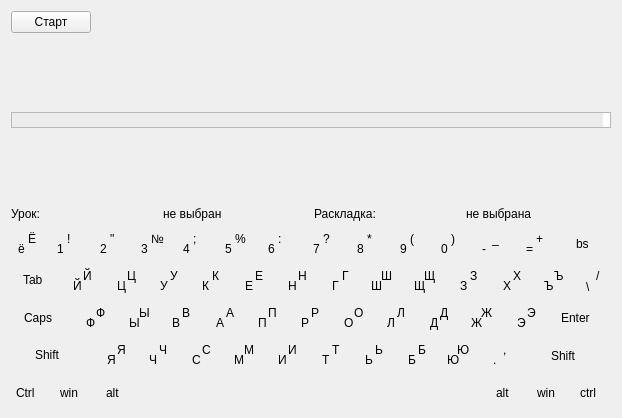
Above: src/stamina.ui from zeal18/qstamina before the change. Below: the same form after it.
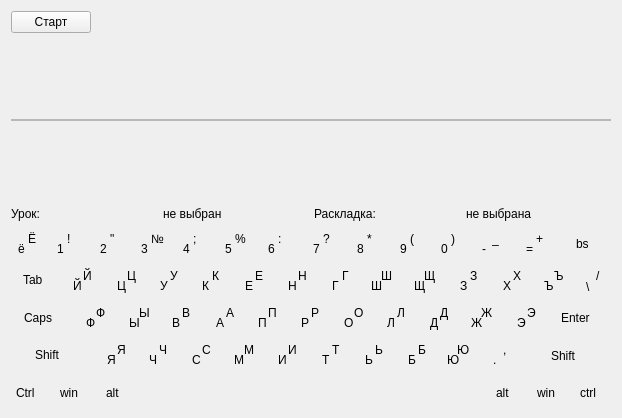
That is the form after the change. Icons and pictures are not drawn.

```diff
--- a/src/stamina.ui
+++ b/src/stamina.ui
@@ -99,55 +99,6 @@
        <property name="margin">
         <number>0</number>
        </property>
-       <item>
-        <layout class="QHBoxLayout" name="horizontalLayout">
-         <property name="spacing">
-          <number>0</number>
-         </property>
-         <property name="sizeConstraint">
-          <enum>QLayout::SetNoConstraint</enum>
-         </property>
-         <item>
-          <widget class="QLabel" name="txtOldText">
-           <property name="styleSheet">
-            <string notr="true">background-color: rgb(236, 236, 236);
-color: rgb(195, 195, 195);</string>
-           </property>
-           <property name="locale">
-            <locale language="Russian" country="RussianFederation"/>
-           </property>
-           <property name="text">
-            <string notr="true"/>
-           </property>
-           <property name="alignment">
-            <set>Qt::AlignRight|Qt::AlignTrailing|Qt::AlignVCenter</set>
-           </property>
-          </widget>
-         </item>
-         <item>
-          <widget class="QLabel" name="txtNewText">
-           <property name="sizePolicy">
-            <sizepolicy hsizetype="Fixed" vsizetype="Fixed">
-             <horstretch>0</horstretch>
-             <verstretch>0</verstretch>
-            </sizepolicy>
-           </property>
-           <property name="styleSheet">
-            <string notr="true">background-color: rgb(255, 255, 255);</string>
-           </property>
-           <property name="locale">
-            <locale language="Russian" country="RussianFederation"/>
-           </property>
-           <property name="text">
-            <string notr="true"/>
-           </property>
-           <property name="scaledContents">
-            <bool>false</bool>
-           </property>
-          </widget>
-         </item>
-        </layout>
-       </item>
       </layout>
      </widget>
     </item>
```
Left out of the diff: 2 changed lines with no effect on the pictures.
